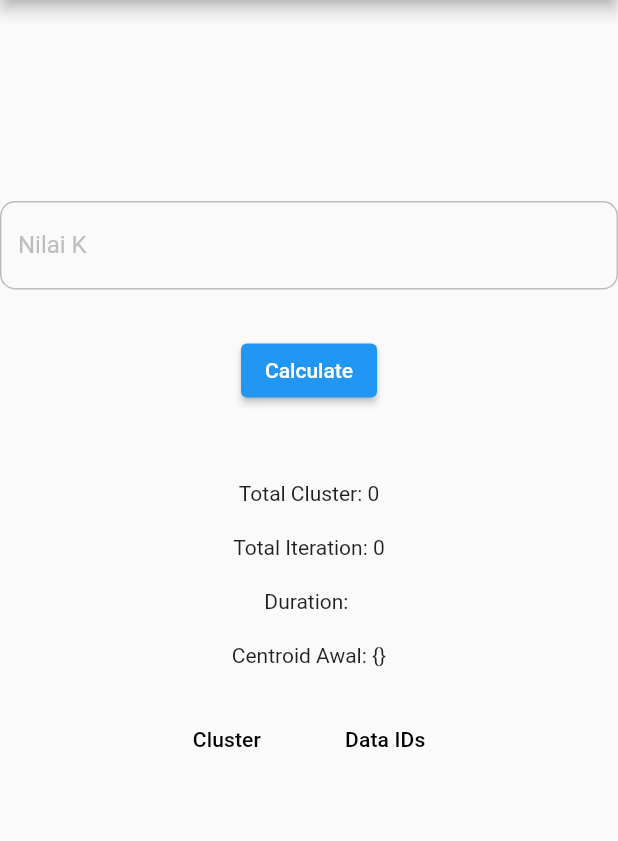
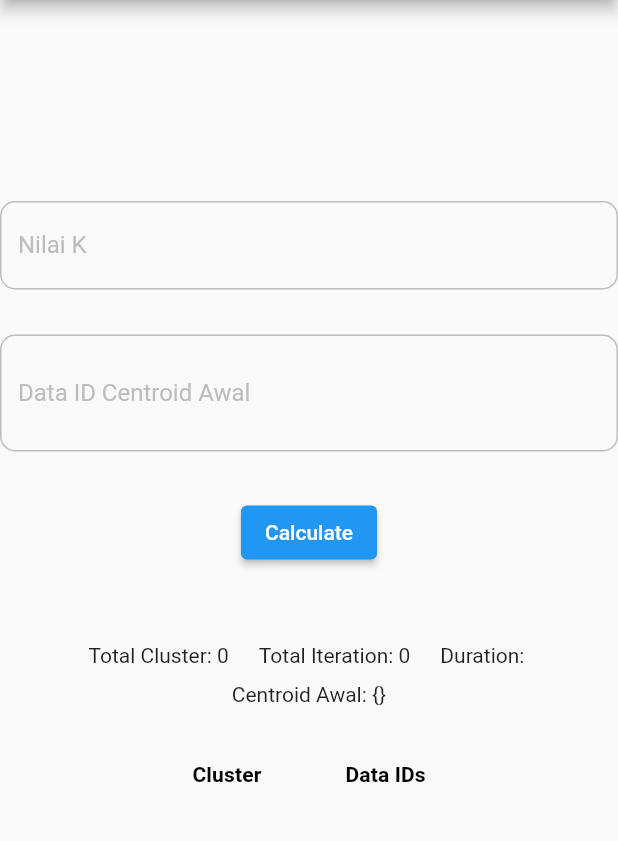
Before and after one commit to anaabdi/kmeans-flutter, a Flutter app: the screen it shows after launch, after a tap on "K-Means", on a phone screen of 412 x 824 dp, the part 84-925 px from its top. Run offline on Flutter 3.47's test engine with Material 2 defaults, Android fonts, the phone set to English and light mode, and no system bars.

Commit message:
add inputtan initial centroids

```diff
--- a/lib/main.dart
+++ b/lib/main.dart
@@ -54,39 +54,47 @@ class _MyHomePageState extends State<MyHomePage> {
 
   void _incrementCounter() {
     setState(() {
-      // This call to setState tells the Flutter framework that something has
-      // changed in this State, which causes it to rerun the build method below
-      // so that the display can reflect the updated values. If we changed
-      // _counter without calling setState(), then the build method would not be
-      // called again, and so nothing would appear to happen.
       _counter++;
     });
   }
 
+  void _showDialog() {
+    // flutter defined function
+    showDialog(
+      context: context,
+      builder: (BuildContext context) {
+        // return object of type Dialog
+        return AlertDialog(
+          title: const Text("Final Project"),
+          content: Text("Author: Arya"),
+          actions: [
+            TextButton(
+              child: const Text("OK"),
+              onPressed: () {
+                //Navigator.pop(context);
+                Navigator.of(context).pop();
+              },
+            ),
+          ],
+        );
+      },
+    );
+  }
+
   @override
   Widget build(BuildContext context) {
-    // This method is rerun every time setState is called, for instance as done
-    // by the _incrementCounter method above.
-    //
-    // The Flutter framework has been optimized to make rerunning build methods
-    // fast, so that you can just rebuild anything that needs updating rather
-    // than having to individually change instances of widgets.
     return Scaffold(
       appBar: AppBar(
-        // Here we take the value from the MyHomePage object that was created by
-        // the App.build method, and use it to set our appbar title.
         title: Text(widget.title),
       ),
       body: Center(
-        // Center is a layout widget. It takes a single child and positions it
-        // in the middle of the parent.
         child: Column(
           mainAxisAlignment: MainAxisAlignment.center,
           children: [
             const Text(
               'Pilih metode nya:',
             ),
-            SizedBox(
+            const SizedBox(
               height: 30,
             ),
             ElevatedButton(
@@ -94,9 +102,9 @@ class _MyHomePageState extends State<MyHomePage> {
                 Navigator.push(context,
                     MaterialPageRoute(builder: (context) => KMeansScreen()));
               },
-              child: Text("K-Means"),
+              child: const Text("K-Means"),
             ),
-            SizedBox(
+            const SizedBox(
               height: 30,
             ),
             ElevatedButton(
@@ -104,16 +112,16 @@ class _MyHomePageState extends State<MyHomePage> {
                 Navigator.push(context,
                     MaterialPageRoute(builder: (context) => KMedoidsScreen()));
               },
-              child: Text("K-Medoids"),
+              child: const Text("K-Medoids"),
             )
           ],
         ),
       ),
-      // floatingActionButton: FloatingActionButton(
-      //   onPressed: _incrementCounter,
-      //   tooltip: 'Increment',
-      //   child: const Icon(Icons.add),
-      // ), // This trailing comma makes auto-formatting nicer for build methods.
+      floatingActionButton: FloatingActionButton(
+        onPressed: _showDialog,
+        tooltip: 'Info',
+        child: const Icon(Icons.question_mark),
+      ), // This trailing comma makes auto-formatting nicer for build methods.
     );
   }
 }
--- a/lib/screen/kmeans.dart
+++ b/lib/screen/kmeans.dart
@@ -50,6 +50,7 @@ class _KMeansScreenState extends State<KMeansScreen> {
   }
 
   String? kExact;
+  String? initialCentroidRowIDs;
   String? rangeMin;
   String? rangeMax;
   String? result;
@@ -93,19 +94,33 @@ class _KMeansScreenState extends State<KMeansScreen> {
     if (form.validate()) {
       form.save();
 
-      if (kExact == null) {
+      if (kExact == null || initialCentroidRowIDs == null) {
         _showDialog("Harap masukkan data yang dibutuhkan");
       } else {
         setState(() {
           totalCluster = 0;
           totalIteration = 0;
           duration = "";
+          initialCentroids = {};
+          results = {};
           isSearching = true;
         });
 
         sendData();
       }
     }
+  }
+
+  void showSnackBar(String pesan, Color color) {
+    final snackbar = SnackBar(
+      duration: const Duration(seconds: 2),
+      content: Text(
+        pesan,
+        textAlign: TextAlign.center,
+      ),
+      backgroundColor: color,
+    );
+    ScaffoldMessenger.of(context).showSnackBar(snackbar);
   }
 
   sendData() async {
@@ -115,13 +130,26 @@ class _KMeansScreenState extends State<KMeansScreen> {
 
     var requestBody = {
       "k_exact": kExact!,
+      "initial_centroid_row_ids": initialCentroidRowIDs!,
     };
 
     final res = await http.post(url, headers: null, body: requestBody);
     print('res.statusCode: ${res.statusCode}');
+
+    statusCode = res.statusCode;
+    if (statusCode != 200) {
+      setState(() {
+        isSearching = false;
+        resultController.text = res.body;
+        print('result: ${res.body}');
+      });
+
+      showSnackBar(res.body, Colors.redAccent);
+      return;
+    }
+
     var decodedJson = jsonDecode(res.body);
     print('result: $decodedJson');
-    statusCode = res.statusCode;
 
     var resp = KMeansResponse.fromJson(decodedJson);
     statusCode = res.statusCode;
@@ -175,9 +203,27 @@ class _KMeansScreenState extends State<KMeansScreen> {
                   obscureText: false,
                   keyboardType: TextInputType.number,
                 ),
-                SizedBox(
+                const SizedBox(
                   height: 30,
                 ),
+                TextFormField(
+                  decoration: getInputDecoration(
+                    "Data ID Centroid Awal",
+                    "Masukkan Data ID Pilihan Centroid Awal, sejumlah nilai K, dipisah koma ,",
+                    null,
+                  ),
+                  maxLines: 2,
+                  validator: (val) => (val!.isEmpty)
+                      ? 'minimal 1 karakter, sesuaikan dengan nilai K'
+                      : null,
+                  onSaved: (val) => initialCentroidRowIDs = val,
+                  obscureText: false,
+                  keyboardType: TextInputType.text,
+                ),
+                const SizedBox(
+                  height: 30,
+                ),
+
                 // TextFormField(
                 //   decoration: getInputDecoration(
                 //     "K Range Max",
@@ -202,23 +248,34 @@ class _KMeansScreenState extends State<KMeansScreen> {
                   },
                   child: const Text("Calculate"),
                 ),
-                SizedBox(
+                const SizedBox(
                   height: 50,
                 ),
+                Row(
+                  mainAxisAlignment: MainAxisAlignment.center,
+                  children: [
+                    const SizedBox(
+                      width: 20,
+                    ),
                     Text("Total Cluster: $totalCluster"),
-                SizedBox(
-                  height: 20,
+                    const SizedBox(
+                      width: 20,
                     ),
                     Text("Total Iteration: $totalIteration"),
-                SizedBox(
-                  height: 20,
+                    const SizedBox(
+                      width: 20,
                     ),
                     Text("Duration: $duration"),
-                SizedBox(
-                  height: 20,
+                    const SizedBox(
+                      width: 20,
+                    ),
+                  ],
+                ),
+                const SizedBox(
+                  height: 10,
                 ),
                 Text("Centroid Awal: $initialCentroids"),
-                SizedBox(
+                const SizedBox(
                   height: 20,
                 ),
                 (isSearching)
@@ -226,12 +283,19 @@ class _KMeansScreenState extends State<KMeansScreen> {
                     : Expanded(
                         child: SingleChildScrollView(
                           child: DataTable(
+                            dataRowHeight: 100,
+                            headingRowHeight: 50.0,
                             columns: const <DataColumn>[
                               DataColumn(
-                                label: Text('Cluster'),
+                                label: Text(
+                                  'Cluster',
+                                  style: TextStyle(fontWeight: FontWeight.bold),
+                                ),
                               ),
                               DataColumn(
-                                label: Text('Data IDs'),
+                                label: Text('Data IDs',
+                                    style:
+                                        TextStyle(fontWeight: FontWeight.bold)),
                               ),
                             ],
                             rows: results.entries
@@ -239,11 +303,15 @@ class _KMeansScreenState extends State<KMeansScreen> {
                                   (entry) => DataRow(
                                     cells: [
                                       DataCell(Text(entry.key)),
-                                      DataCell(Wrap(
+                                      DataCell(
+                                        Expanded(
+                                          child: Wrap(
                                             children: [
                                               Text(entry.value),
                                             ],
-                                      )),
+                                          ),
+                                        ),
+                                      ),
                                     ],
                                   ),
                                 )
```
Also changed, not shown: lib/screen/kmedoids.dart (+75 -26 lines). Lines whose indentation alone changed are shown as unchanged.
